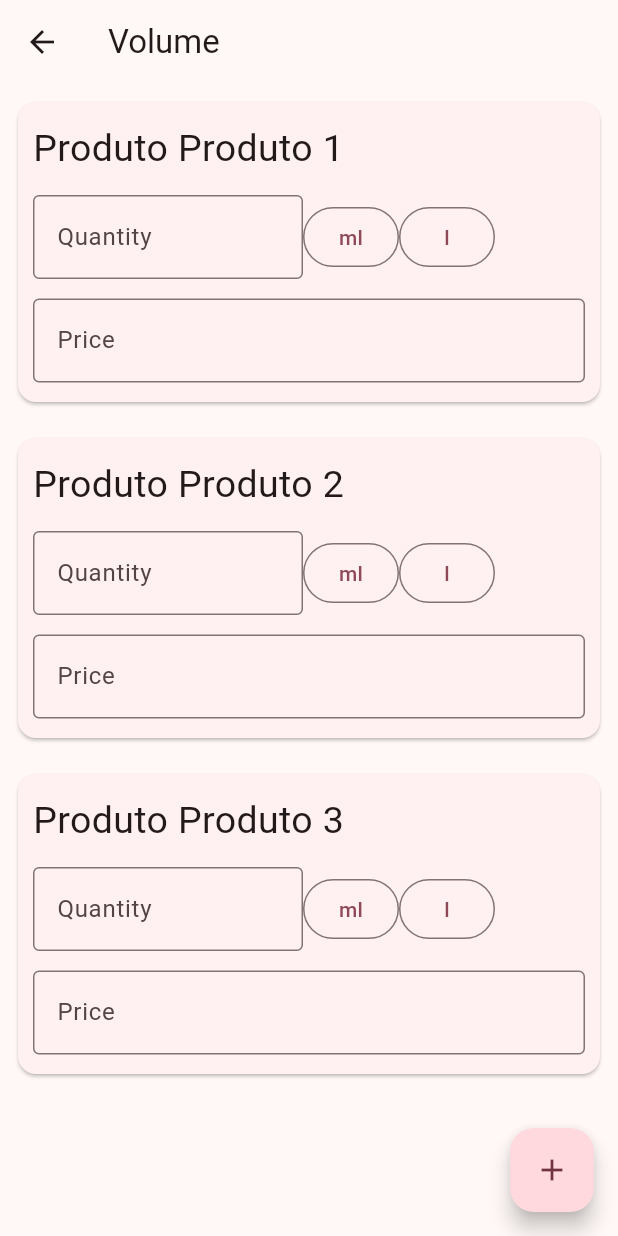
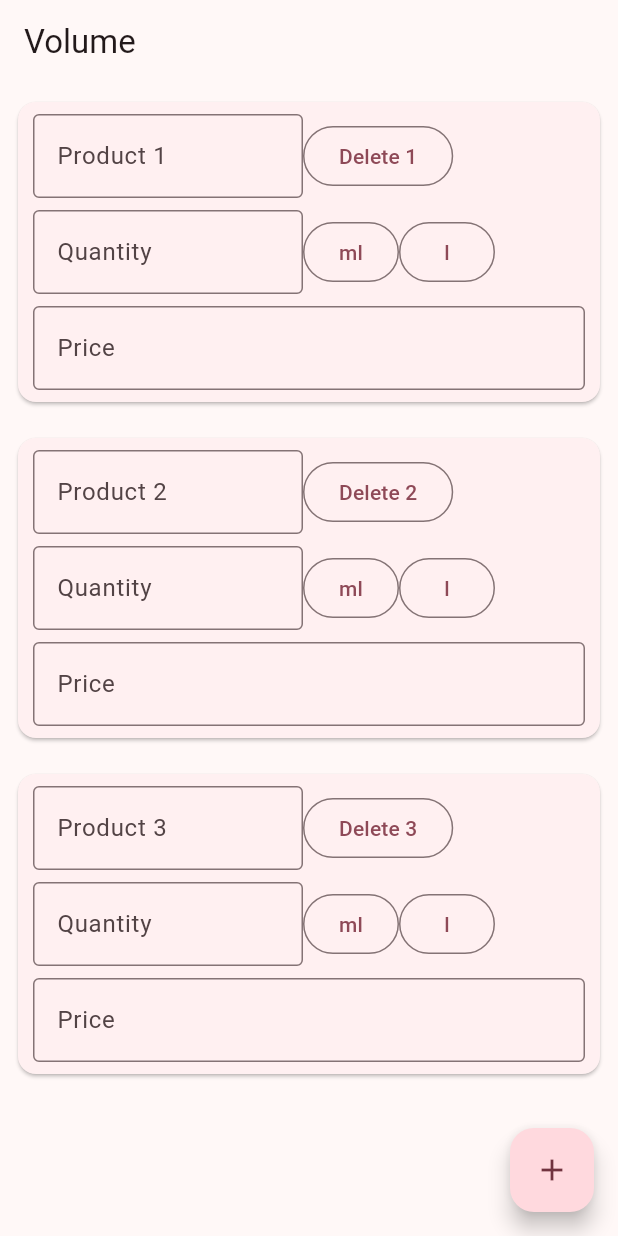
Before and after one commit to ptrkc/better-price-flutter, a Flutter app: the VolumeScreen screen opened directly, after a tap on the "add" icon, on a phone screen of 412 x 824 dp. Run offline on Flutter 3.47's test engine with Material 2 defaults, Android fonts, the phone set to English and light mode, and no system bars.

Commit message:
add keys to prod list, can delete from list

```diff
--- a/lib/src/app_widget.dart
+++ b/lib/src/app_widget.dart
@@ -13,9 +13,9 @@
 
 class _AppWidgetState extends State<AppWidget> {
   int currentIndex = 0;
-  final screens = [
+  final screens = const [
     WeightScreen(),
-    const VolumeScreen(),
+    VolumeScreen(),
   ];
 
   @override
--- a/lib/src/shared/models/product_model.dart
+++ b/lib/src/shared/models/product_model.dart
@@ -1,14 +1,15 @@
 class ProductModel {
-  String name;
+  int id;
   String unit;
+  String name = '';
   double quantity = 0;
   double price = 0;
 
   ProductModel(
-    this.name,
+    this.id,
     this.unit,
   ) {
-    name = 'Produto $name';
+    id;
     unit;
   }
 }
--- a/lib/src/volume/volume_controller.dart
+++ b/lib/src/volume/volume_controller.dart
@@ -2,10 +2,17 @@
 import 'package:better_price_flutter/src/volume/volume_model.dart';
 
 class VolumeController extends ChangeNotifier {
-  List<VolumeModel> products = [VolumeModel('1', 'ml'), VolumeModel('2', 'ml')];
+  int count = 2;
+  List<VolumeModel> products = [VolumeModel(1, 'ml'), VolumeModel(2, 'ml')];
 
   add() {
-    products.add(VolumeModel('${products.length + 1}', 'ml'));
+    count++;
+    products.add(VolumeModel(count, 'ml'));
+    notifyListeners();
+  }
+
+  removeById(int id) {
+    products.removeWhere((prod) => prod.id == id);
     notifyListeners();
   }
 }
--- a/lib/src/volume/volume_model.dart
+++ b/lib/src/volume/volume_model.dart
@@ -1,5 +1,5 @@
 import 'package:better_price_flutter/src/shared/models/product_model.dart';
 
 class VolumeModel extends ProductModel {
-  VolumeModel(name, unit) : super(name, unit);
+  VolumeModel(key, unit) : super(key, unit);
 }
--- a/lib/src/volume/volume_screen.dart
+++ b/lib/src/volume/volume_screen.dart
@@ -19,7 +19,8 @@
         itemCount: controller.products.length,
         itemBuilder: (context, index) {
           final product = controller.products[index];
-          return ProductCard(product: product, units: units);
+          return ProductCard(
+              product: product, units: units, key: ValueKey(product.id));
         },
       ),
       floatingActionButton: FloatingActionButton(
--- a/lib/src/weight/weight_screen.dart
+++ b/lib/src/weight/weight_screen.dart
@@ -3,9 +3,9 @@
 import 'package:better_price_flutter/src/widgets/product_card.dart';
 
 class WeightScreen extends StatelessWidget {
-  WeightScreen({Key? key}) : super(key: key);
+  const WeightScreen({Key? key}) : super(key: key);
 
-  final List<ProductModel> products = [ProductModel('1', 'g')];
+  // final List<ProductModel> products = [ProductModel(1, 'g')];
   final List<String> units = const ['g', 'kg'];
 
   @override
@@ -14,13 +14,17 @@
       appBar: AppBar(
         title: const Text('Weight'),
       ),
-      body: ListView.builder(
-        itemCount: products.length,
-        itemBuilder: (context, index) {
-          final product = products[index];
-          return ProductCard(product: product, units: units);
-        },
-      ),
+      // body: ListView.builder(
+      //   itemCount: products.length,
+      //   itemBuilder: (context, index) {
+      //     final product = products[index];
+      //     return ProductCard(
+      //       product: product,
+      //       units: units,
+      //       index: index,
+      //     );
+      //   },
+      // ),
       floatingActionButton: FloatingActionButton(
         onPressed: () {},
         child: const Icon(Icons.add),
--- a/lib/src/widgets/product_card.dart
+++ b/lib/src/widgets/product_card.dart
@@ -1,16 +1,23 @@
 import 'package:flutter/material.dart';
 import 'package:flutter/services.dart';
+import 'package:provider/provider.dart';
 import 'package:better_price_flutter/src/shared/models/product_model.dart';
+import 'package:better_price_flutter/src/volume/volume_controller.dart';
 
 class ProductCard extends StatelessWidget {
-  const ProductCard({Key? key, required this.product, required this.units})
-      : super(key: key);
+  const ProductCard({
+    required Key key,
+    required this.product,
+    required this.units,
+  }) : super(key: key);
 
   final ProductModel product;
   final List<String> units;
 
   @override
   Widget build(BuildContext context) {
+    final controller = context.watch<VolumeController>();
+
     return Padding(
       padding: const EdgeInsets.all(8),
       child: Card(
@@ -22,8 +29,23 @@
               crossAxisAlignment: CrossAxisAlignment.start,
               mainAxisAlignment: MainAxisAlignment.spaceEvenly,
               children: [
-                Text('Produto ${product.name}',
-                    style: const TextStyle(fontSize: 25)),
+                Row(
+                  children: [
+                    SizedBox(
+                      width: 180.0,
+                      child: TextField(
+                        decoration: InputDecoration(
+                          border: const OutlineInputBorder(),
+                          labelText: 'Product ${product.id}',
+                        ),
+                      ),
+                    ),
+                    OutlinedButton(
+                      child: Text('Delete ${product.id}'),
+                      onPressed: () => controller.removeById(product.id),
+                    ),
+                  ],
+                ),
                 Row(
                   children: [
                     SizedBox(
```
